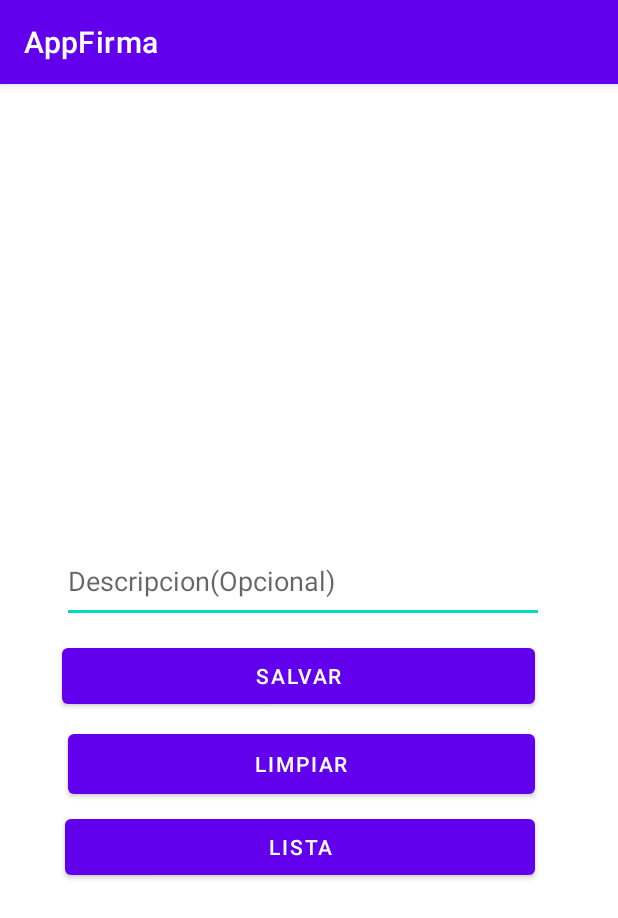
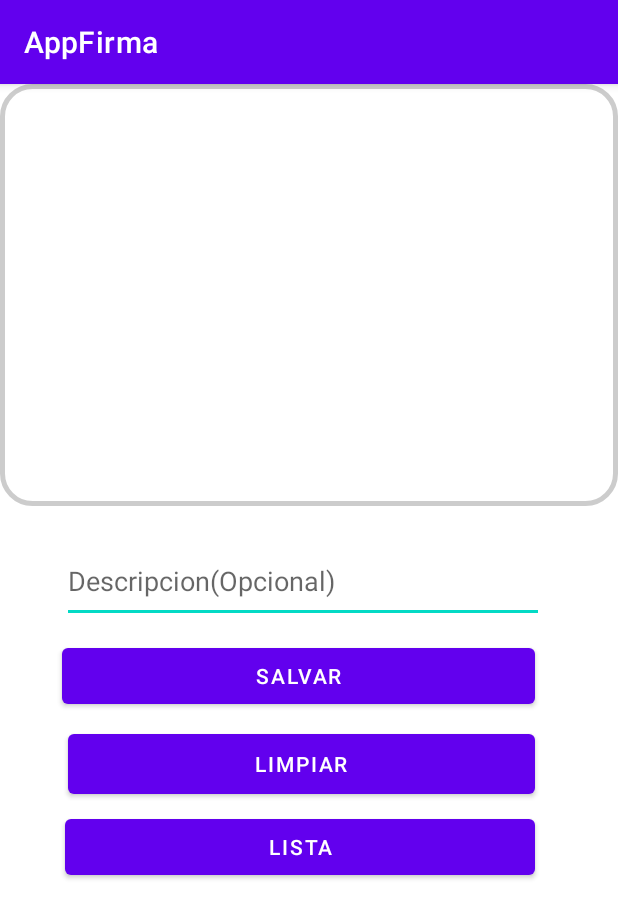
Before and after one commit to YeltsB/AppFirma, an Android app: the activity_firma screen opened directly, with no data from a screen before it, after a tap on "SALVAR", on a phone screen of 412 x 824 dp. Shown: the top 918 px of the screen. Run offline under Robolectric (Android 15) with nearby library versions, the phone set to English and light mode, and no system bars.

```diff
--- a/app/src/main/java/com/aplicacion/appfirma/activity_firma.java
+++ b/app/src/main/java/com/aplicacion/appfirma/activity_firma.java
@@ -33,6 +33,7 @@ public class activity_firma extends AppCompatActivity {
         db = new SQLiteConexion(getApplicationContext(), Transacciones.NameDataBase, null, 1);
         Button btnSalvar = (Button) findViewById(R.id.btn_salvar);
         Button btnClean = (Button) findViewById(R.id.btn_limpiar);
+        Button btnLista = (Button) findViewById(R.id.btn_lista);
         EditText descripcion = (EditText) findViewById(R.id.editTextTextPersonName2);
 
 
@@ -40,10 +41,19 @@ public class activity_firma extends AppCompatActivity {
             @Override
             public void onClick(View v) {
                 getBytes(mSig.getBitmap());
-                db.insert(byteArray, "Hey");
+                db.insert(byteArray, descripcion.getText().toString());
                 Toast.makeText(getApplicationContext(), "Guardado en la Base de Datos", Toast.LENGTH_LONG).show();
                 byteArray = new byte[0];
                 descripcion.setText("");
+                mSig.ClearCanvas();
+            }
+        });
+
+        btnLista.setOnClickListener(new View.OnClickListener() {
+            @Override
+            public void onClick(View v) {
+                Intent intent = new Intent(getApplicationContext(), listaImagenes.class);
+                startActivity(intent);
             }
         });
 
--- /dev/null
+++ b/app/src/main/res/drawable/customborder.xml
@@ -0,0 +1,6 @@
+<?xml version="1.0" encoding="UTF-8"?>
+<shape xmlns:android="http://schemas.android.com/apk/res/android" android:shape="rectangle">
+    <corners android:radius="20dp"/>
+    <padding android:left="10dp" android:right="10dp" android:top="10dp" android:bottom="10dp"/>
+    <stroke android:width="3dp" android:color="#CCCCCC"/>
+</shape>
--- a/app/src/main/res/layout/activity_firma.xml
+++ b/app/src/main/res/layout/activity_firma.xml
@@ -8,13 +8,13 @@
 
     <LinearLayout
         android:id="@+id/signLayout"
-        android:layout_width="408dp"
+        android:layout_width="match_parent"
         android:layout_height="281dp"
         android:orientation="horizontal"
         tools:ignore="MissingConstraints"
         tools:layout_editor_absoluteX="0dp"
-        tools:layout_editor_absoluteY="5dp">
-
+        tools:layout_editor_absoluteY="0dp"
+        android:background="@drawable/customborder">
     </LinearLayout>
 
 
```
